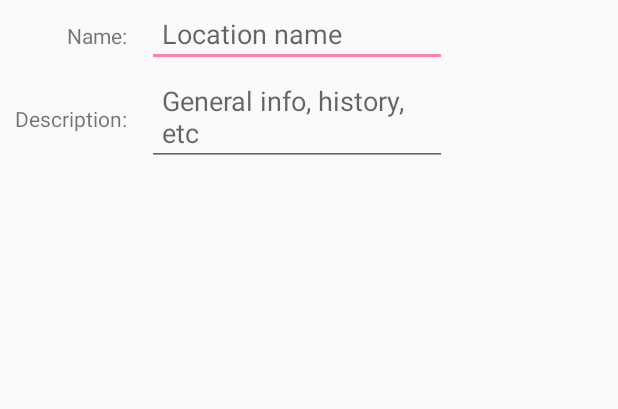
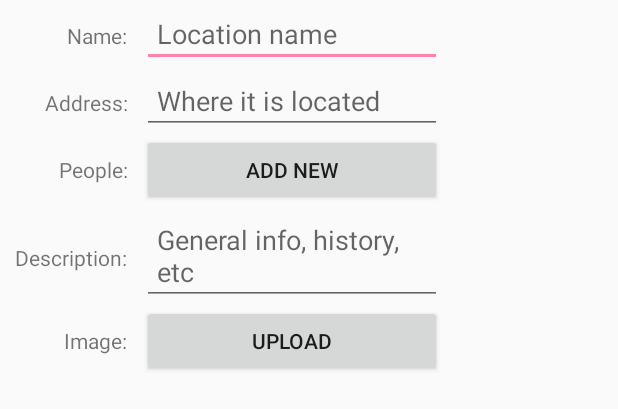
Before and after one commit to vfpimenta/dm-studio, an Android app: the layout dialog_location_form.xml on its own in the app's theme, with its tools: preview values and no code run, on a phone screen of 412 x 824 dp. Shown: the top 409 px of the screen. Run offline under Robolectric (Android 15) with nearby library versions, the phone set to English and light mode, and no system bars.

Commit message:
Started handle of location entity.

```diff
--- a/app/src/main/java/vfpimenta/dungeonmasterstudio/entities/BasicEntity.java
+++ b/app/src/main/java/vfpimenta/dungeonmasterstudio/entities/BasicEntity.java
@@ -3,7 +3,7 @@ package vfpimenta.dungeonmasterstudio.entities;
 import android.graphics.Bitmap;
 
 public class BasicEntity {
-    private String name;
+    private String name;            // required field
     private String description;
     private Bitmap image;
 
--- a/app/src/main/res/layout/dialog_location_form.xml
+++ b/app/src/main/res/layout/dialog_location_form.xml
@@ -12,14 +12,14 @@
                 android:layout_height="wrap_content"
                 android:gravity="right"
                 android:padding="10dip"
-                android:text="Name: " />
+                android:text="@string/label_name" />
             <EditText
                 android:id="@+id/location_name"
                 android:layout_width="match_parent"
                 android:layout_height="wrap_content"
                 android:padding="10dip"
                 android:maxWidth="200dip"
-                android:hint="Location name" />
+                android:hint="@string/hint_location_name" />
         </TableRow>
         <TableRow>
             <TextView
@@ -27,14 +27,70 @@
                 android:layout_height="wrap_content"
                 android:gravity="right"
                 android:padding="10dip"
-                android:text="Description: " />
+                android:text="@string/label_location_address" />
+            <EditText
+                android:id="@+id/location_address"
+                android:layout_width="match_parent"
+                android:layout_height="wrap_content"
+                android:padding="10dip"
+                android:maxWidth="200dip"
+                android:hint="@string/hint_location_address" />
+        </TableRow>
+        <TableRow>
+            <TextView
+                android:layout_width="wrap_content"
+                android:layout_height="wrap_content"
+                android:gravity="right"
+                android:padding="10dip"
+                android:text="@string/label_location_people" />
+
+            <Button
+                android:id="@+id/add_location_person"
+                android:layout_width="wrap_content"
+                android:layout_height="wrap_content"
+                android:text="@string/add" />
+        </TableRow>
+        <TableRow>
+            <TextView
+                android:layout_width="fill_parent"
+                android:layout_height="fill_parent"
+                android:gravity="right" />
+
+            <LinearLayout
+                android:id="@+id/people_container"
+                android:layout_width="wrap_content"
+                android:layout_height="wrap_content"
+                android:orientation="vertical">
+
+            </LinearLayout>
+        </TableRow>
+        <TableRow>
+            <TextView
+                android:layout_width="wrap_content"
+                android:layout_height="wrap_content"
+                android:gravity="right"
+                android:padding="10dip"
+                android:text="@string/label_description" />
             <EditText
                 android:id="@+id/location_description"
                 android:layout_width="match_parent"
                 android:layout_height="wrap_content"
                 android:padding="10dip"
                 android:maxWidth="200dip"
-                android:hint="General info, history, etc" />
+                android:hint="@string/hint_location_description" />
+        </TableRow>
+        <TableRow>
+            <TextView
+                android:layout_width="wrap_content"
+                android:layout_height="wrap_content"
+                android:gravity="right"
+                android:padding="10dip"
+                android:text="@string/label_img" />
+            <Button
+                android:id="@+id/add_location_img"
+                android:layout_width="wrap_content"
+                android:layout_height="wrap_content"
+                android:text="@string/upload"/>
         </TableRow>
     </TableLayout>
 </LinearLayout>
--- a/app/src/main/res/values/strings.xml
+++ b/app/src/main/res/values/strings.xml
@@ -74,6 +74,9 @@
     </string-array>
 
     <!-- Campaign notes tab -->
+    <string name="upload">Upload</string>
+    <string name="add">Add new</string>
+
     <string name="character_header">Non Playable Characters</string>
     <string name="location_header">Locations</string>
     <string name="item_header">Items</string>
@@ -132,4 +135,24 @@
         <item>Veteran</item>
     </string-array>
 
+    <string name="label_name">Name: </string>
+    <string name="label_description">Description: </string>
+    <string name="label_img">Image: </string>
+    <string name="label_character_race">Race: </string>
+    <string name="label_character_role">Role: </string>
+    <string name="label_character_gold">Gold pieces: </string>
+    <string name="label_location_address">Address: </string>
+    <string name="label_location_places">Places: </string>
+    <string name="label_location_people">People: </string>
+
+    <string name="hint_character_name">Character name</string>
+    <string name="hint_character_gold">Gold carried</string>
+    <string name="hint_character_description">General info, appearance, etc</string>
+    <string name="hint_location_name">Location name</string>
+    <string name="hint_location_address">Where it is located</string>
+    <string name="hint_location_description">General info, history, etc</string>
+    <string name="hint_item_name">Item name</string>
+    <string name="hint_item_description">General info, magic properties, etc</string>
+    <string name="hint_note_name">Riddle or note name</string>
+    <string name="hint_note_description">General info, meaning, etc</string>
 </resources>
```
Also changed, not shown: app/src/main/java/vfpimenta/dungeonmasterstudio/entities/LocationEntity.java (+58 -10 lines), app/src/main/java/vfpimenta/dungeonmasterstudio/fragments/CampaignNotesFragment.java (+26 -15 lines), app/src/main/res/layout/dialog_character_form.xml (+10 -10 lines), app/src/main/res/layout/dialog_item_form.xml (+4 -4 lines), app/src/main/res/layout/dialog_note_form.xml (+4 -4 lines), app/src/main/res/layout/fragment_encounter_calculator.xml (+7 -7 lines).
